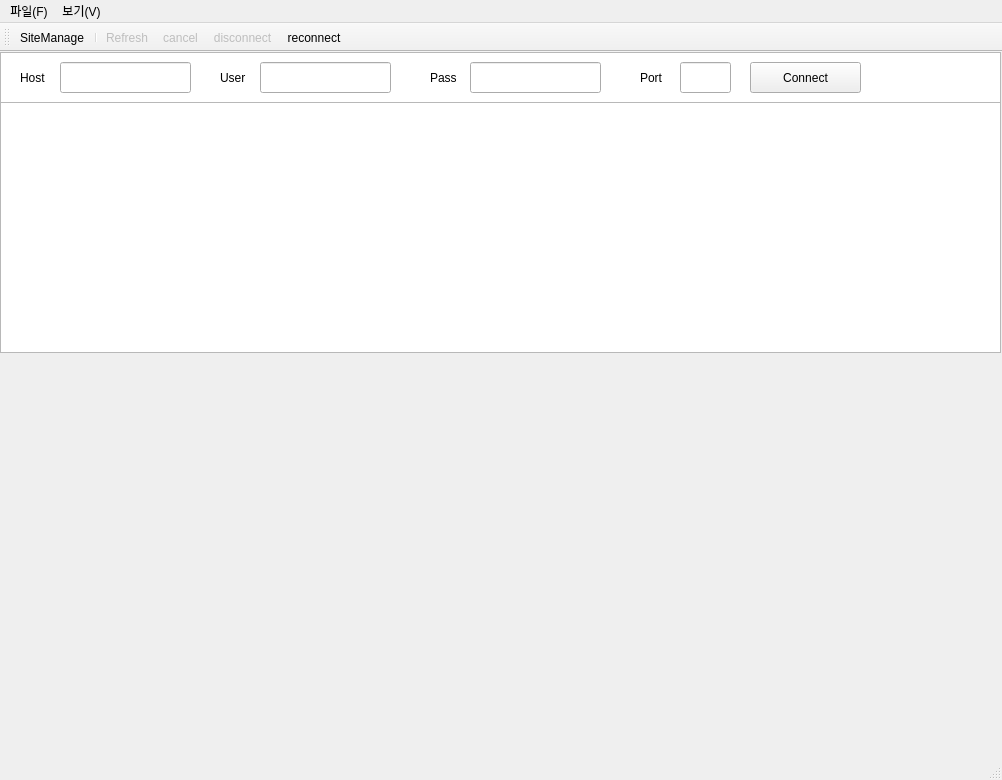
Old version of the form QtGuiApplication1/QtGuiApplication1.ui in the repository judaihyun/QtFTPClient.
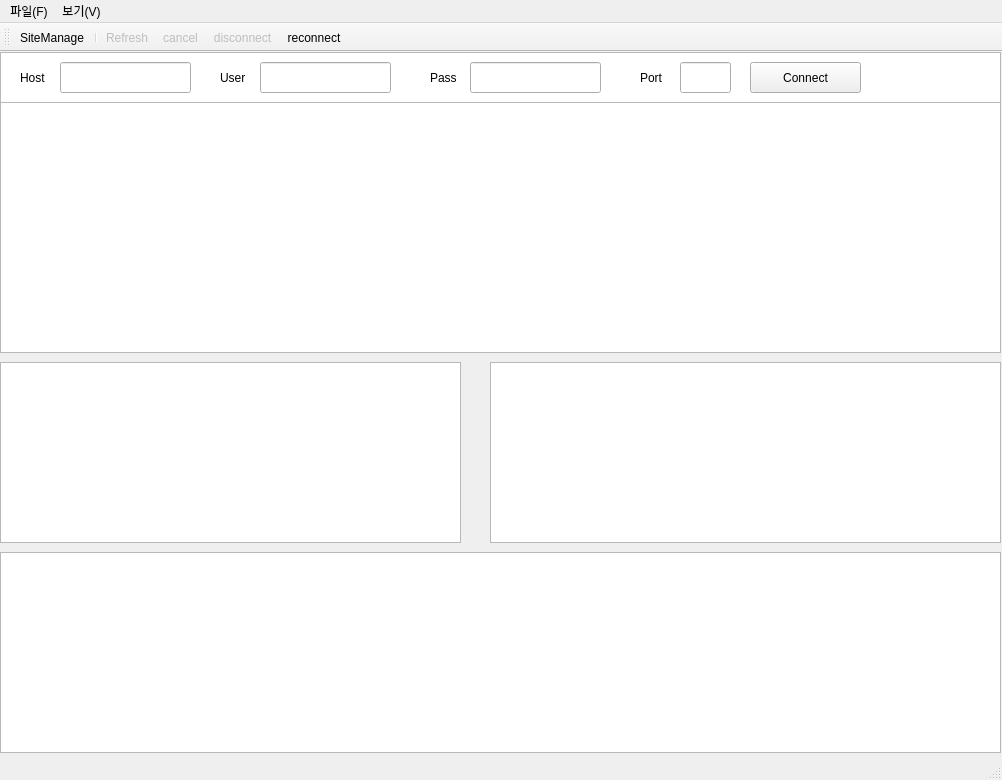
New version of the form. Icons and pictures are not drawn.

```diff
--- a/QtGuiApplication1/QtGuiApplication1.ui
+++ b/QtGuiApplication1/QtGuiApplication1.ui
@@ -146,6 +146,39 @@
     </property>
     <property name="tabChangesFocus">
      <bool>true</bool>
+    </property>
+    <property name="readOnly">
+     <bool>true</bool>
+    </property>
+   </widget>
+   <widget class="QTreeView" name="localTree">
+    <property name="geometry">
+     <rect>
+      <x>0</x>
+      <y>310</y>
+      <width>461</width>
+      <height>181</height>
+     </rect>
+    </property>
+   </widget>
+   <widget class="QTreeView" name="remoteTree">
+    <property name="geometry">
+     <rect>
+      <x>490</x>
+      <y>310</y>
+      <width>511</width>
+      <height>181</height>
+     </rect>
+    </property>
+   </widget>
+   <widget class="QTreeView" name="downlistTree">
+    <property name="geometry">
+     <rect>
+      <x>0</x>
+      <y>500</y>
+      <width>1001</width>
+      <height>201</height>
+     </rect>
     </property>
    </widget>
   </widget>
```
Left out of the diff: 3 changed lines with no effect on the pictures.
